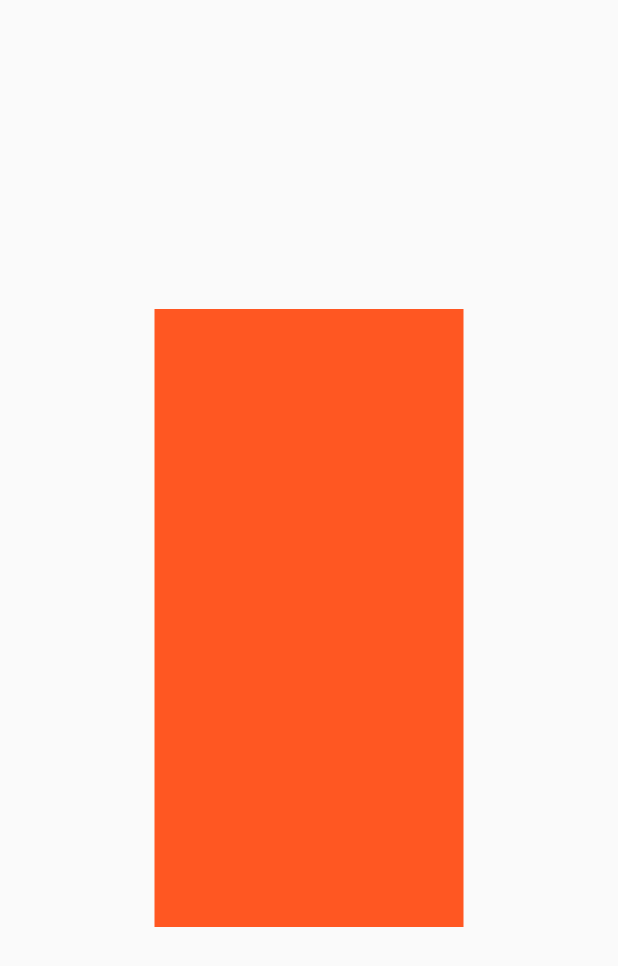
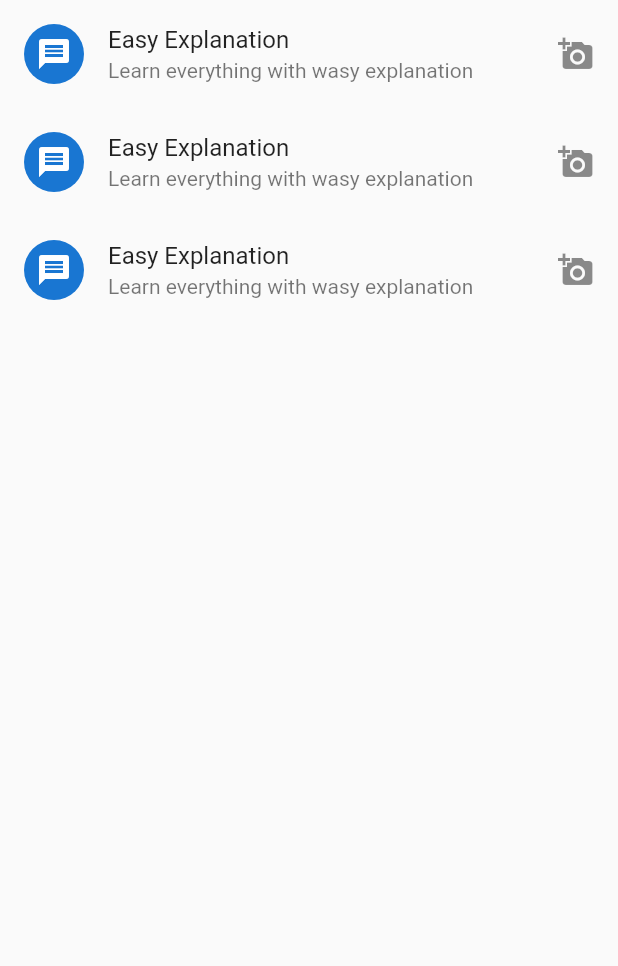
Before and after one commit to Saqib29/Learning-issue, a Flutter app: the screen it shows after launch, on a phone screen of 412 x 824 dp. Shown: the top 966 px of the screen. Run offline on Flutter 3.47's test engine with Material 2 defaults, Android fonts, the phone set to English and light mode, and no system bars.

```diff
--- a/flutter/flutter_basic/lib/main.dart
+++ b/flutter/flutter_basic/lib/main.dart
@@ -21,17 +21,32 @@ class HomePage extends StatelessWidget {
 
   @override
   Widget build(BuildContext context) {
-    var containerHieght = MediaQuery.of(context).size.height;
-    return  SafeArea(
-        child: Scaffold(
-          body: Center(
-            child: Container(
-              height:  containerHieght/2,
-              width: containerHieght/4,
-              color: Colors.deepOrange,
+
+    return  MaterialApp(
+      home: Scaffold(
+        body: ListView(
+          children: <Widget>[
+            ListTile(
+              title: Text("Easy Explanation"),
+              subtitle: Text("Learn everything with wasy explanation"),
+              leading: CircleAvatar(child: Icon(Icons.message)),
+              trailing: Icon(Icons.add_a_photo),
             ),
-          ),
+            ListTile(
+              title: Text("Easy Explanation"),
+              subtitle: Text("Learn everything with wasy explanation"),
+              leading: CircleAvatar(child: Icon(Icons.message)),
+              trailing: Icon(Icons.add_a_photo),
+            ),
+            ListTile(
+              title: Text("Easy Explanation"),
+              subtitle: Text("Learn everything with wasy explanation"),
+              leading: CircleAvatar(child: Icon(Icons.message)),
+              trailing: Icon(Icons.add_a_photo),
+            ),
+          ],
         ),
-      );
+      ),
+    );
   }
 }
```
